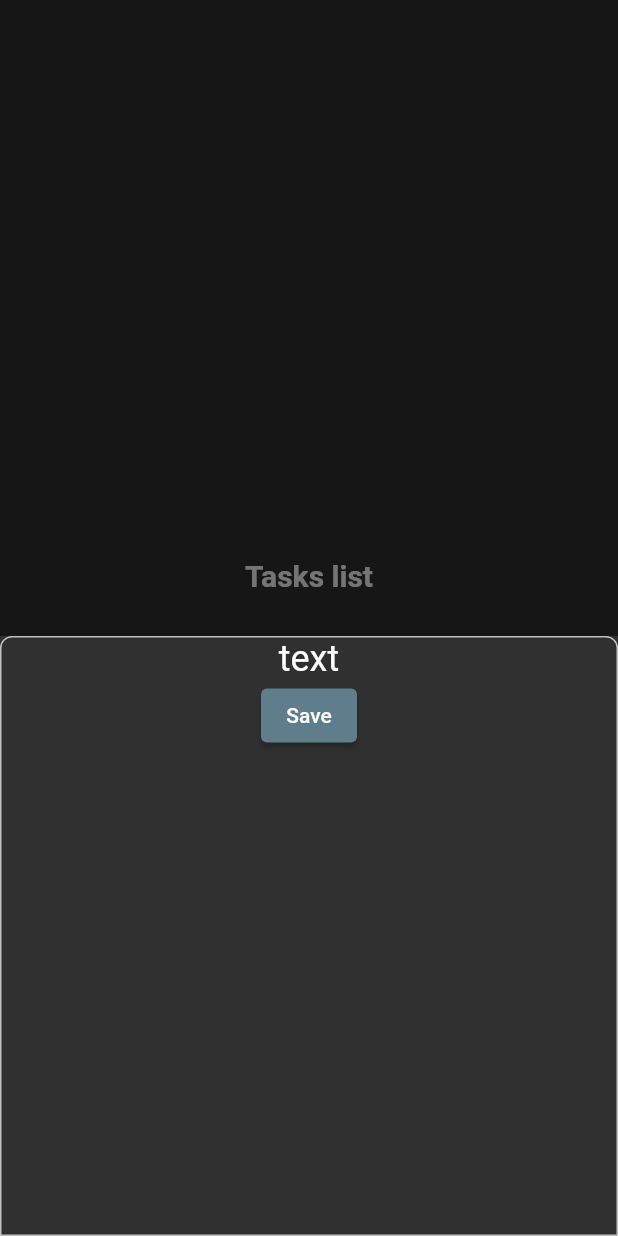
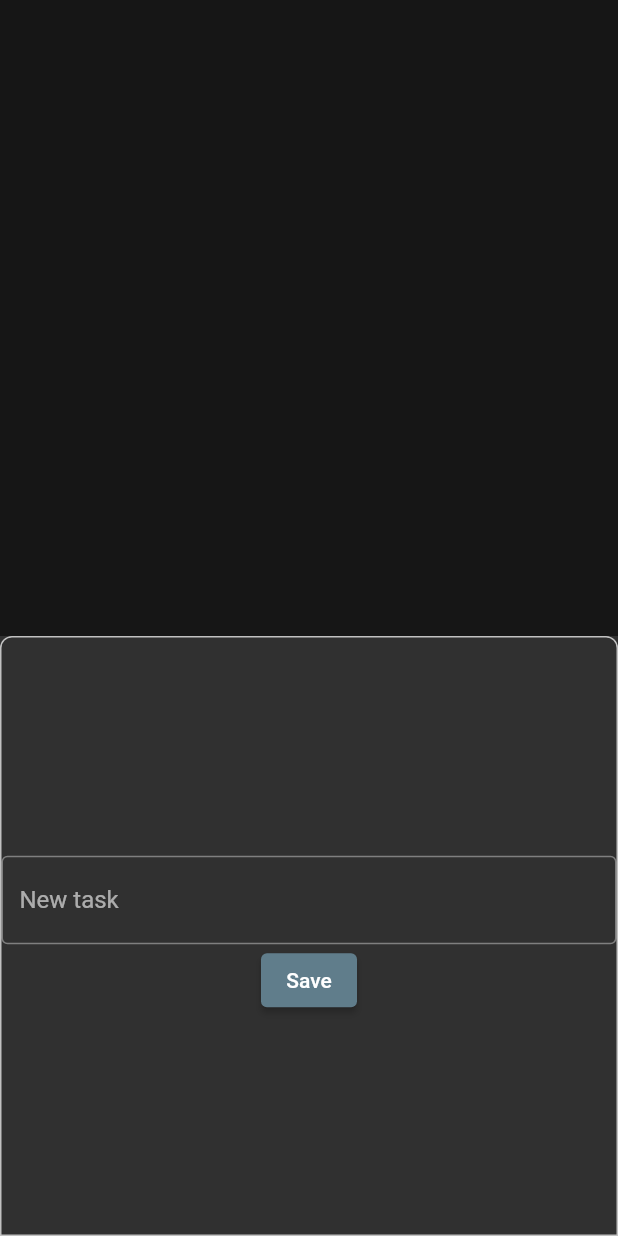
Before and after one commit to GungDeRaka/Flutter_Todo_List_App, a Flutter app: the screen it shows after launch, after a tap on the "add" icon, on a phone screen of 412 x 824 dp. Run offline on Flutter 3.47's test engine with Material 2 defaults, Android fonts, the phone set to English and light mode, and no system bars.

Commit message:
now you can add some tasks

```diff
--- a/lib/controller/todo_controller.dart
+++ b/lib/controller/todo_controller.dart
@@ -1,20 +1,26 @@
 import 'package:flutter/material.dart';
+import 'package:todo_list_app/widgets/todo_listtile.dart';
 
 import '../widgets/my_bottom_sheet_widget.dart';
 
 class ToDoController with ChangeNotifier {
-  List<String> toDos = [];
+  List<String> taskList = [];
+
   TextEditingController textController = TextEditingController();
 
   void bottomSheet(BuildContext context) {
     showModalBottomSheet(
-        context: context,
-        builder: (_) {
-          return MyBottomSheetWidget(); });
-          notifyListeners();
+      context: context,
+      builder: (_) {
+        return const MyBottomSheetWidget();
+      },
+    );
+    notifyListeners();
   }
 
   void addList() {
-    toDos.add(textController.text);
+    taskList.add(textController.text);
+
+    notifyListeners();
   }
 }
--- a/lib/main.dart
+++ b/lib/main.dart
@@ -1,5 +1,7 @@
 import 'package:flutter/material.dart';
+import 'package:provider/provider.dart';
 
+import 'controller/todo_controller.dart';
 import 'screens/main_screen.dart';
 
 void main(){
@@ -11,12 +13,20 @@ class MyApp extends StatelessWidget {
 
   @override
   Widget build(BuildContext context) {
-    return MaterialApp(
-      title: "Flutter ToDo List App",
-      darkTheme: ThemeData.dark(),
-      themeMode: ThemeMode.dark,
-      home: MainScreen(),
+    return MultiProvider(
+      providers: [
+        ChangeNotifierProvider<ToDoController>(
+          create: (context) => ToDoController(),
+        )
+      ],
+      child:MaterialApp(
+        debugShowCheckedModeBanner: false,
+        title: "Flutter ToDo List App",
+        darkTheme: ThemeData.dark(),
+        themeMode: ThemeMode.dark,
+        home: const MainScreen(),
 
+      ),
     );
   }
 }
--- a/lib/screens/main_screen.dart
+++ b/lib/screens/main_screen.dart
@@ -17,26 +17,26 @@ class _MainScreenState extends State<MainScreen> {
 
   @override
   Widget build(BuildContext context) {
-    return MultiProvider(
-      providers: [ChangeNotifierProvider<ToDoController>(create: (context) => ToDoController(),)],
-      child: Scaffold(
+    return  Scaffold(
         body: myScreens[currentIndex],
-        floatingActionButton: Consumer<ToDoController>(
-          builder:(context, todo, child) => (currentIndex == 0)? FloatingActionButton(
+        floatingActionButton:  (currentIndex == 0)
+              ? FloatingActionButton(
+                  onPressed: () {
+                    context.read<ToDoController>().bottomSheet(context);
+                  },
+                  heroTag: "FAB",
                   child: const Icon(Icons.add),
+                )
+              : FloatingActionButton(
                   onPressed: () {
-              todo.bottomSheet(context);
-            },heroTag: "FAB",
-          ) : FloatingActionButton(
+                    context.read<ToDoController>().bottomSheet(context);
+                  },
+                  heroTag: "FAB",
                   child: const Icon(Icons.delete_forever_sharp),
-            onPressed: () {
-              todo.bottomSheet(context);
-            },heroTag: "FAB",
                 ),
-        ),
+
         floatingActionButtonLocation: FloatingActionButtonLocation.centerDocked,
         bottomNavigationBar: Hero(
-
           tag: "FAB",
           child: BottomNavigationBar(
               unselectedItemColor: Colors.white,
@@ -54,7 +54,6 @@ class _MainScreenState extends State<MainScreen> {
                     icon: Icon(Icons.check_outlined), label: "Completed")
               ]),
         ),
-      ),
       );
   }
 }
--- a/lib/screens/todo_screen.dart
+++ b/lib/screens/todo_screen.dart
@@ -1,17 +1,20 @@
 import 'package:flutter/material.dart';
+import 'package:provider/provider.dart';
+import 'package:todo_list_app/widgets/todo_listtile.dart';
+
+import '../controller/todo_controller.dart';
 
 class ToDo extends StatelessWidget {
   const ToDo({super.key});
 
   @override
   Widget build(BuildContext context) {
-    return Container(
-      child: Center(child: Text("Tasks list",
-      style: TextStyle(
-      fontSize: 20.0,
-      fontWeight: FontWeight.bold,
+    return Scaffold(
+      body: ListView.builder(
+        itemCount: context.watch<ToDoController>().taskList.length,
+        itemBuilder: ((context, index) => ToDoListTile(
+            titleText: context.watch<ToDoController>().taskList[index])),
       ),
-      ),),
     );
   }
 }
--- a/lib/widgets/my_bottom_sheet_widget.dart
+++ b/lib/widgets/my_bottom_sheet_widget.dart
@@ -1,15 +1,19 @@
 import 'package:flutter/material.dart';
+import 'package:provider/provider.dart';
+import 'package:todo_list_app/controller/todo_controller.dart';
 
 class MyBottomSheetWidget extends StatelessWidget {
   const MyBottomSheetWidget({super.key});
 
   @override
   Widget build(BuildContext context) {
-    return Container(
+    return ChangeNotifierProvider<ToDoController>(
+      create: (context) => ToDoController(),
+      child: Container(
         height: 400,
         decoration: BoxDecoration(
           borderRadius: const BorderRadius.only(
-              topLeft:Radius.circular(8.0),
+            topLeft: Radius.circular(8.0),
             topRight: Radius.circular(8.0),
           ),
           border: Border.all(
@@ -17,20 +21,33 @@ class MyBottomSheetWidget extends StatelessWidget {
             color: Colors.white70,
           ),
         ),
+        child: Center(
           child: Column(
-            children: [Text("text",
-            style: TextStyle(
-            fontSize: 24.0,
+            mainAxisAlignment: MainAxisAlignment.center,
+            children: [
+              TextFormField(
+                controller: context.read<ToDoController>().textController,
+                decoration: const InputDecoration(
+                  border: OutlineInputBorder(),
+                  hintText: "New task",
                 ),
-            ),ElevatedButton(
+              ),
+              ElevatedButton(
                 style: ElevatedButton.styleFrom(
                   backgroundColor: Colors.blueGrey,
                 ),
-            onPressed: () {Navigator.pop(context);},
+                onPressed: () {
+                  context.read<ToDoController>().addList();
+                  print(context.read<ToDoController>().taskList);
+                  Navigator.pop(context);
+                  context.read<ToDoController>().textController.clear();
+                },
                 child: const Text("Save"),
-            ),],
+              ),
+            ],
+          ),
+        ),
       ),
     );
-
   }
 }
--- a/lib/widgets/todo_listtile.dart
+++ b/lib/widgets/todo_listtile.dart
@@ -1,8 +1,8 @@
 // ignore_for_file: public_member_api_docs, sort_constructors_first
 import 'package:flutter/material.dart';
 
-class ToDOListTile extends StatelessWidget {
-  const ToDOListTile({
+class ToDoListTile extends StatelessWidget {
+  const ToDoListTile({
     Key? key,
     required this.titleText,
   }) : super(key: key);
```
Lines whose indentation alone changed are shown as unchanged.
